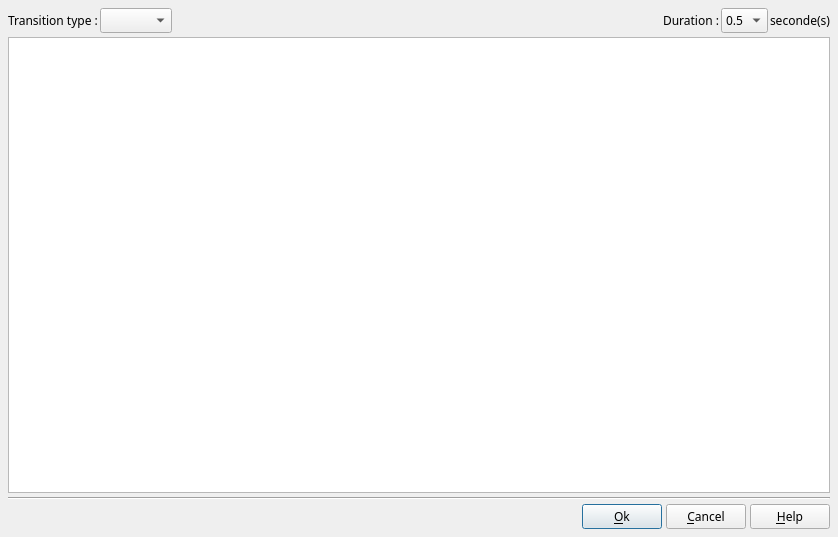
Qt form src/ffDiaporama/DlgTransition/DlgTransitionProperties.ui (boenki/ffdiaporama) before a commit.
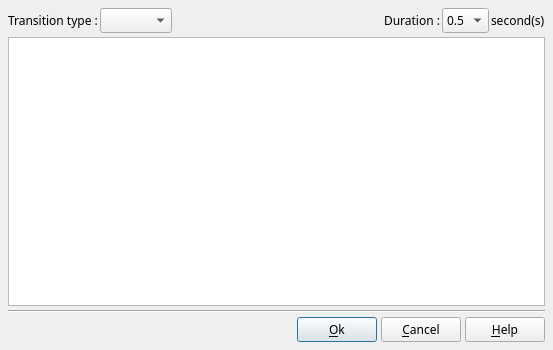
The same form after that commit. Icons and pictures are not drawn.

The edit to the form file:
```diff
--- a/src/ffDiaporama/DlgTransition/DlgTransitionProperties.ui
+++ b/src/ffDiaporama/DlgTransition/DlgTransitionProperties.ui
@@ -6,8 +6,8 @@
    <rect>
     <x>0</x>
     <y>0</y>
-    <width>838</width>
-    <height>537</height>
+    <width>553</width>
+    <height>350</height>
    </rect>
   </property>
   <property name="font">
@@ -126,7 +126,7 @@
      <item>
       <widget class="QLabel" name="label_3">
        <property name="text">
-        <string>seconde(s)</string>
+        <string>second(s)</string>
        </property>
       </widget>
      </item>
```
